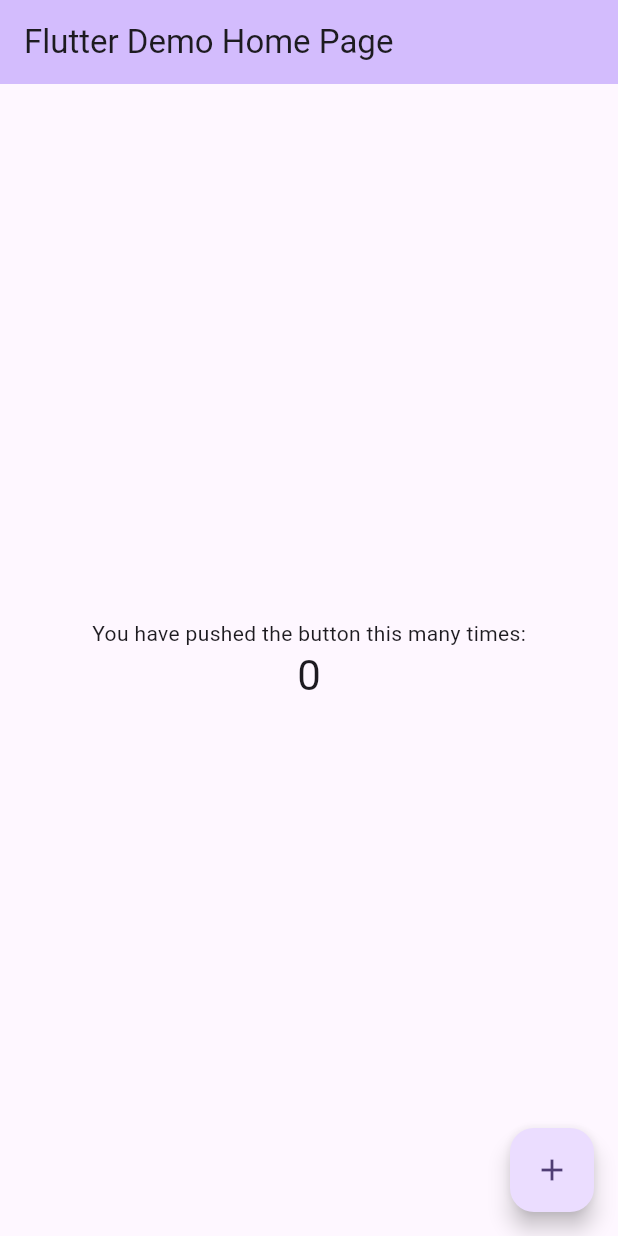
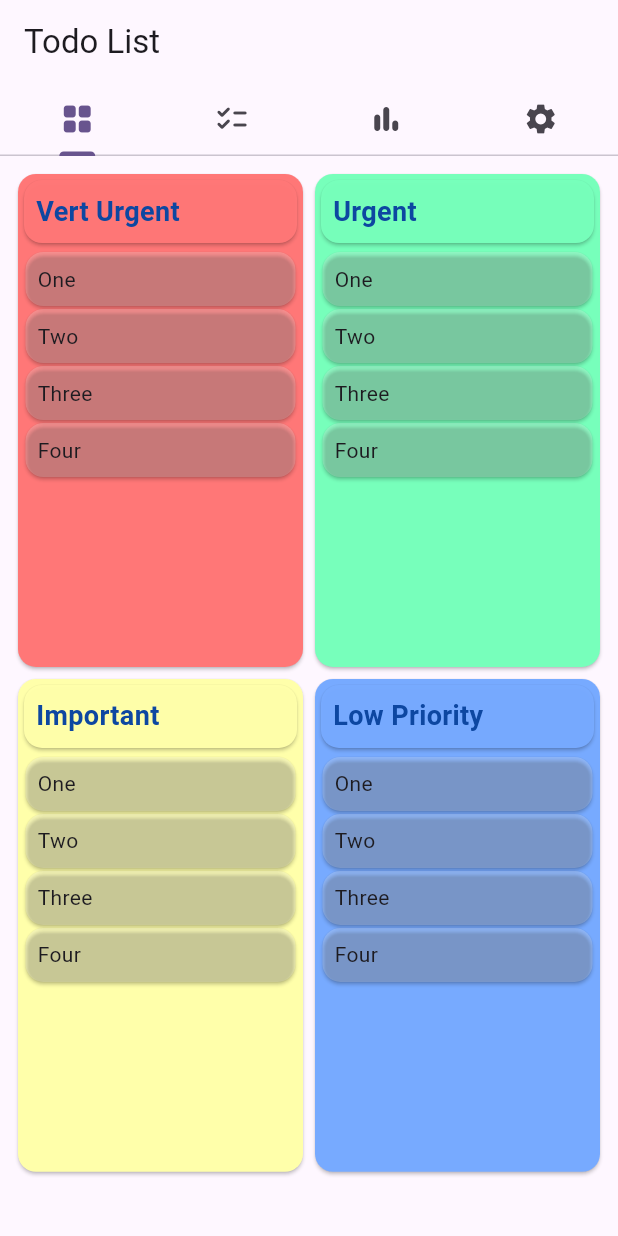
Before and after one commit to milanjr/Public-todo_app_flutter, a Flutter app: the screen it shows after launch, on a phone screen of 412 x 824 dp. Run offline on Flutter 3.47's test engine with Material 3 defaults, Android fonts, the phone set to English and light mode, and no system bars.

Commit message:
EisenhowerMatrixPage UI implemented

```diff
--- a/lib/main.dart
+++ b/lib/main.dart
@@ -1,4 +1,6 @@
 import 'package:flutter/material.dart';
+
+import 'views/todo_main_page.dart';
 
 void main() {
   runApp(const MyApp());
@@ -11,7 +13,7 @@ class MyApp extends StatelessWidget {
   @override
   Widget build(BuildContext context) {
     return MaterialApp(
-      title: 'Flutter Demo',
+      title: 'Todo App',
       theme: ThemeData(
         // This is the theme of your application.
         //
@@ -30,7 +32,7 @@ class MyApp extends StatelessWidget {
         // tested with just a hot reload.
         colorScheme: ColorScheme.fromSeed(seedColor: Colors.deepPurple),
       ),
-      home: const MyHomePage(title: 'Flutter Demo Home Page'),
+      home: const TodoMainPage(),
     );
   }
 }
--- /dev/null
+++ b/lib/views/eisenhower_matrix_page.dart
@@ -0,0 +1,114 @@
+import 'package:flutter/material.dart';
+
+class EisenhowerMatrixPage extends StatelessWidget {
+  const EisenhowerMatrixPage({super.key});
+
+  @override
+  Widget build(BuildContext context) {
+    return Padding(
+      padding: const EdgeInsets.all(8.0),
+      child: GridView.count(
+        crossAxisCount: 2,
+          childAspectRatio: 1/1.7,
+          children: [
+            MatrixCardView(title: "Vert Urgent", color: Color(0xFFFF7777),),
+            MatrixCardView(title: "Urgent", color: Color(0xFF77FFBB),),
+            MatrixCardView(title: "Important", color: Color(0xFFFFFFAA),),
+            MatrixCardView(title: "Low Priority", color: Color(0xFF77AAFF),),
+        ]
+      ),
+    );
+  }
+}
+
+class MatrixCardView extends StatelessWidget {
+  final String title;
+  final Color color;
+
+  const MatrixCardView({
+    super.key, required this.title, required this.color,
+  });
+
+  @override
+  Widget build(BuildContext context) {
+    return Card(
+      color: color,
+      child: Column(
+        children: [
+          TitleRowView(title: title, color: color, alpha: 250,),
+          TaskRowView(title: "One", color: Colors.white, alpha: 50,),
+          TaskRowView(title: "Two", color: Colors.white, alpha: 50,),
+          TaskRowView(title: "Three", color: Colors.white, alpha: 50,),
+          TaskRowView(title: "Four", color: Colors.white, alpha: 50,),
+        ],
+      ),
+    );
+  }
+}
+
+class TitleRowView extends StatelessWidget {
+  const TitleRowView({
+    super.key,
+    required this.title, required this.color, required this.alpha,
+  });
+
+  final String title;
+  final int alpha;
+  final Color color;
+
+
+  @override
+  Widget build(BuildContext context) {
+    return Card(
+      color: color.withAlpha(alpha),
+      child: Padding(
+        padding: const EdgeInsets.all(8.0),
+        child: Row(
+          children: [
+            Text(title,
+              style: TextStyle(
+                fontSize: 18,
+                color: Colors.blue[900],
+                fontWeight: FontWeight.bold,
+              ),),
+            Spacer()
+          ],
+        ),
+      ),
+    );
+  }
+}
+
+class TaskRowView extends StatelessWidget {
+  const TaskRowView({
+    super.key,
+    required this.title, required this.color, required this.alpha,
+  });
+
+  final String title;
+  final int alpha;
+  final Color color;
+
+
+  @override
+  Widget build(BuildContext context) {
+    return Card(
+      color: color.withAlpha(alpha),
+      margin: EdgeInsets.only(
+        top: 2,
+        bottom: 0,
+        left: 5,
+        right: 5,
+      ),
+      child: Padding(
+        padding: const EdgeInsets.all(8.0),
+        child: Row(
+          children: [
+            Text(title),
+            Spacer()
+          ],
+        ),
+      ),
+    );
+  }
+}
--- /dev/null
+++ b/lib/views/todo_main_page.dart
@@ -0,0 +1,36 @@
+
+import 'package:flutter/material.dart';
+
+import 'eisenhower_matrix_page.dart';
+
+class TodoMainPage extends StatelessWidget {
+  const TodoMainPage({super.key});
+
+  @override
+  Widget build(BuildContext context) {
+    return DefaultTabController(
+      length: 4, // Number of tabs
+      child: Scaffold(
+        appBar: AppBar(
+          title: const Text('Todo List'),
+          bottom: const TabBar(
+            tabs: [
+              Tab(icon: Icon(Icons.grid_view_rounded)),
+              Tab(icon: Icon(Icons.checklist_rounded)),
+              Tab(icon: Icon(Icons.bar_chart_rounded)),
+              Tab(icon: Icon(Icons.settings)),
+            ],
+          ),
+        ),
+        body: const TabBarView( // Content corresponding to the tabs
+          children: [
+            EisenhowerMatrixPage(),
+            Center(child: Icon(Icons.checklist_rounded, size: 150)),
+            Center(child: Icon(Icons.bar_chart_rounded, size: 150)),
+            Center(child: Icon(Icons.settings, size: 150)),
+          ],
+        ),
+      ),
+    );
+  }
+}
```
